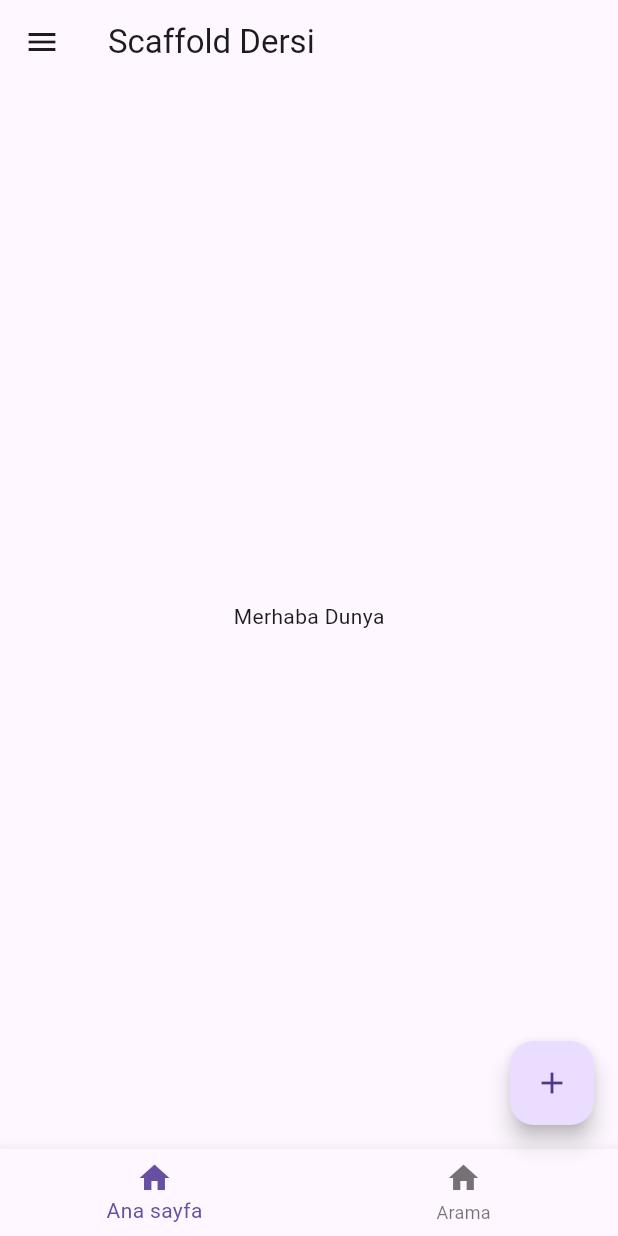
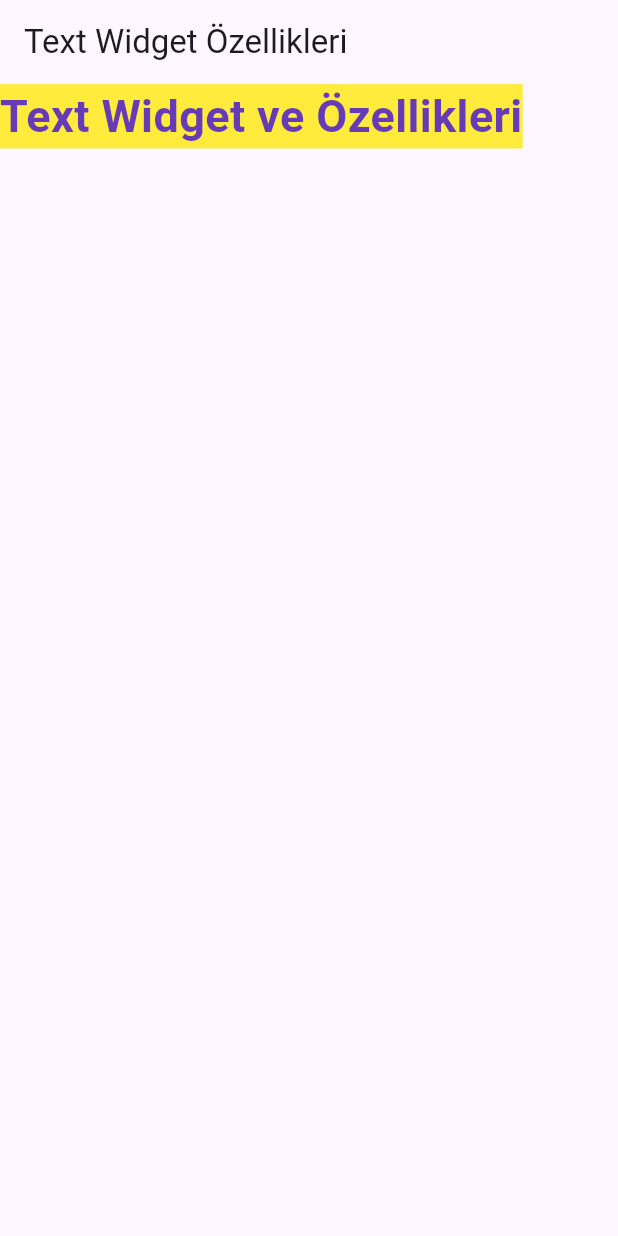
Before and after one commit to Acharx/LearningFlutter, a Flutter app: the screen it shows after launch, on a phone screen of 412 x 824 dp. Run offline on Flutter 3.47's test engine with Material 3 defaults, Android fonts, the light colour scheme and no system bars.

Commit message:
yeni ogeler eklendi fakat calismiyor.Hata cozulmedi

```diff
--- a/lib/main.dart
+++ b/lib/main.dart
@@ -1,4 +1,5 @@
-import 'package:ders1_learn_flutter/scaffold_yapisi.dart';
+//import 'package:ders1_learn_flutter/scaffold_yapisi.dart';
+import 'package:ders1_learn_flutter/text_widget.dart';
 import 'package:flutter/material.dart';
 
 void main() {
@@ -11,10 +12,11 @@ class Anasayfa extends StatelessWidget {
 
   @override
   Widget build(BuildContext context) {
+    var deepPurple = Colors.deepPurple;
     return MaterialApp(
       title: 'Flutter Dersleri 2024',
-      theme: ThemeData(primaryColor: Colors.deepPurple),
-      home: const ScaffoldYapisi(),
+      theme: ThemeData(primaryColor: deepPurple),
+      home: const TextWidget(),
     );
   }
 }
--- /dev/null
+++ b/lib/text_widget.dart
@@ -0,0 +1,28 @@
+import 'package:flutter/material.dart';
+
+class TextWidget extends StatelessWidget {
+  const TextWidget({super.key});
+
+  @override
+  Widget build(BuildContext context) {
+    return Scaffold(
+      appBar: AppBar(
+        title: const Text('Text Widget Özellikleri'),
+      ),
+      body: const Text(
+        'Text Widget ve Özellikleri',
+        style: TextStyle(
+          fontSize: 30,
+          color: Colors.deepPurple,
+          fontWeight: FontWeight.bold,
+          backgroundColor: Colors.yellow,
+        ),
+        textAlign: TextAlign.center,
+        overflow: TextOverflow.ellipsis,
+        maxLines: 2,
+        softWrap: false,
+        selectionColor: Colors.blue,
+      ),
+    );
+  }
+}
```
